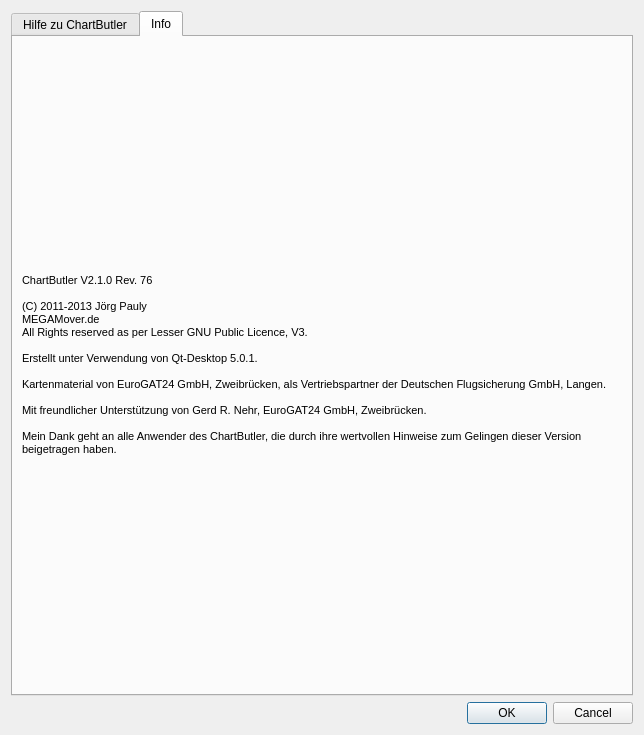
First picture: the form in ChartButler/chelp.ui, repository joergpauly/chartbutler, before the edit.
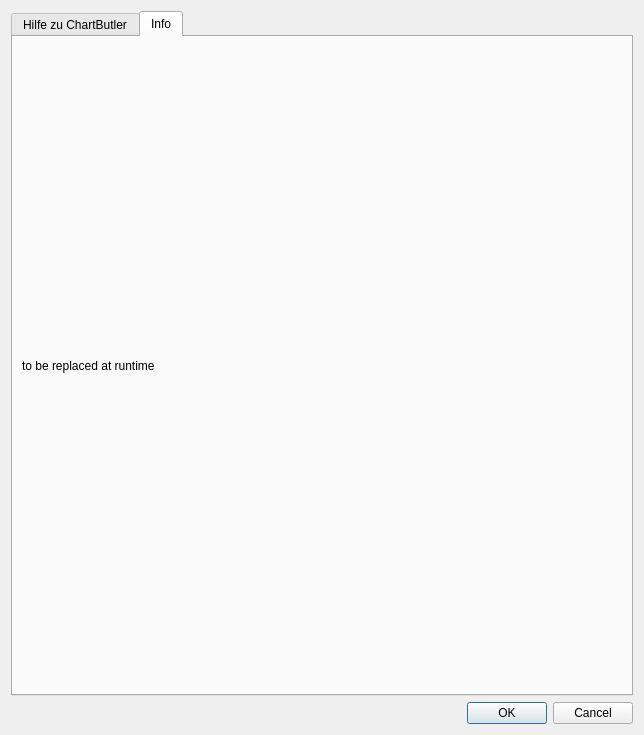
Second picture: the form after the edit.

Patch:
```diff
--- a/ChartButler/chelp.ui
+++ b/ChartButler/chelp.ui
@@ -95,26 +95,7 @@
        <item>
         <widget class="QLabel" name="label">
          <property name="text">
-          <string>&lt;!DOCTYPE HTML PUBLIC &quot;-//W3C//DTD HTML 4.0//EN&quot; &quot;http://www.w3.org/TR/REC-html40/strict.dtd&quot;&gt;
-&lt;html&gt;&lt;head&gt;&lt;meta name=&quot;qrichtext&quot; content=&quot;1&quot; /&gt;&lt;style type=&quot;text/css&quot;&gt;
-p, li { white-space: pre-wrap; }
-&lt;/style&gt;&lt;/head&gt;&lt;body style=&quot; font-family:'MS Shell Dlg 2'; font-size:8pt; font-weight:400; font-style:normal;&quot;&gt;
-&lt;p style=&quot; margin-top:0px; margin-bottom:0px; margin-left:0px; margin-right:0px; -qt-block-indent:0; text-indent:0px;&quot;&gt;ChartButler V2.1.0 Rev. 76&lt;/p&gt;
-&lt;p style=&quot;-qt-paragraph-type:empty; margin-top:0px; margin-bottom:0px; margin-left:0px; margin-right:0px; -qt-block-indent:0; text-indent:0px;&quot;&gt;&lt;br /&gt;&lt;/p&gt;
-&lt;p style=&quot; margin-top:0px; margin-bottom:0px; margin-left:0px; margin-right:0px; -qt-block-indent:0; text-indent:0px;&quot;&gt;(C) 2011-2013 Jörg Pauly&lt;/p&gt;
-&lt;p style=&quot; margin-top:0px; margin-bottom:0px; margin-left:0px; margin-right:0px; -qt-block-indent:0; text-indent:0px;&quot;&gt;MEGAMover.de&lt;/p&gt;
-&lt;p style=&quot; margin-top:0px; margin-bottom:0px; margin-left:0px; margin-right:0px; -qt-block-indent:0; text-indent:0px;&quot;&gt;All Rights reserved as per Lesser GNU Public Licence, V3.&lt;/p&gt;
-&lt;p style=&quot;-qt-paragraph-type:empty; margin-top:0px; margin-bottom:0px; margin-left:0px; margin-right:0px; -qt-block-indent:0; text-indent:0px;&quot;&gt;&lt;br /&gt;&lt;/p&gt;
-&lt;p style=&quot; margin-top:0px; margin-bottom:0px; margin-left:0px; margin-right:0px; -qt-block-indent:0; text-indent:0px;&quot;&gt;Erstellt unter Verwendung von Qt-Desktop 5.0.1.&lt;/p&gt;
-&lt;p style=&quot;-qt-paragraph-type:empty; margin-top:0px; margin-bottom:0px; margin-left:0px; margin-right:0px; -qt-block-indent:0; text-indent:0px;&quot;&gt;&lt;br /&gt;&lt;/p&gt;
-&lt;p style=&quot; margin-top:0px; margin-bottom:0px; margin-left:0px; margin-right:0px; -qt-block-indent:0; text-indent:0px;&quot;&gt;Kartenmaterial von EuroGAT24 GmbH, Zweibrücken, als Vertriebspartner der Deutschen Flugsicherung GmbH, Langen.&lt;/p&gt;
-&lt;p style=&quot;-qt-paragraph-type:empty; margin-top:0px; margin-bottom:0px; margin-left:0px; margin-right:0px; -qt-block-indent:0; text-indent:0px;&quot;&gt;&lt;br /&gt;&lt;/p&gt;
-&lt;p style=&quot; margin-top:0px; margin-bottom:0px; margin-left:0px; margin-right:0px; -qt-block-indent:0; text-indent:0px;&quot;&gt;Mit freundlicher Unterstützung von Gerd R. Nehr, EuroGAT24 GmbH, Zweibrücken.&lt;/p&gt;
-&lt;p style=&quot;-qt-paragraph-type:empty; margin-top:0px; margin-bottom:0px; margin-left:0px; margin-right:0px; -qt-block-indent:0; text-indent:0px;&quot;&gt;&lt;br /&gt;&lt;/p&gt;
-&lt;p style=&quot; margin-top:0px; margin-bottom:0px; margin-left:0px; margin-right:0px; -qt-block-indent:0; text-indent:0px;&quot;&gt;Mein Dank geht an alle Anwender des ChartButler, die durch ihre wertvollen Hinweise zum Gelingen dieser Version beigetragen haben.&lt;/p&gt;&lt;/body&gt;&lt;/html&gt;</string>
-         </property>
-         <property name="wordWrap">
-          <bool>true</bool>
+          <string>to be replaced at runtime</string>
          </property>
         </widget>
        </item>
```
Left out of the diff: 2 changed lines with no effect on the pictures.
